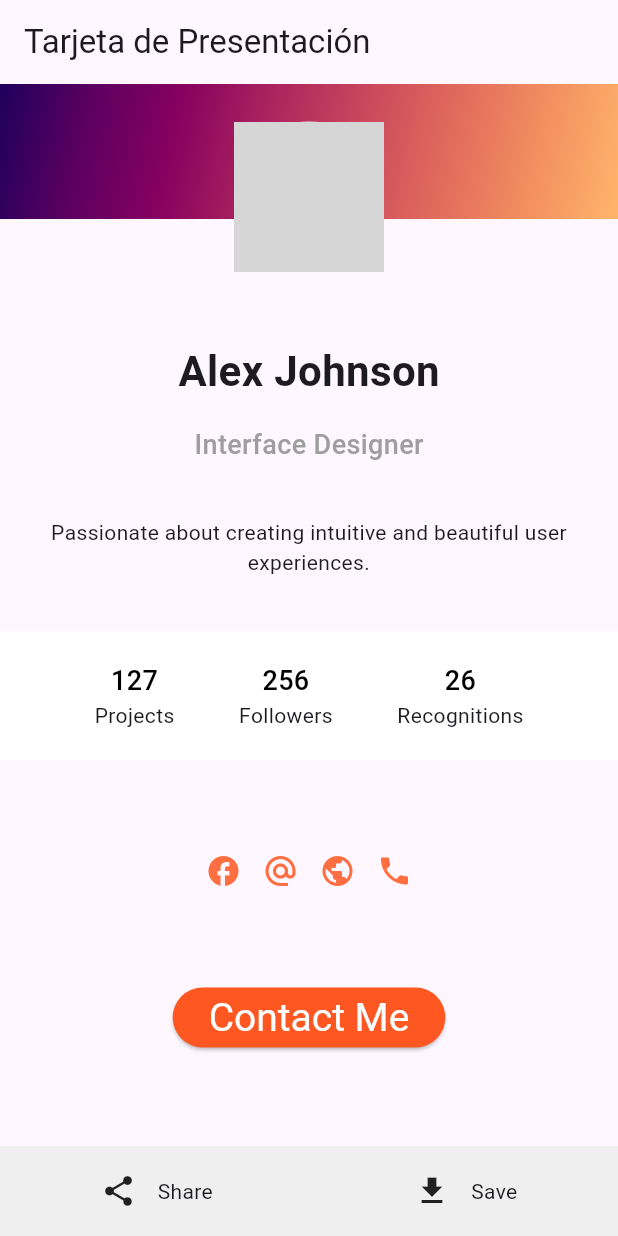
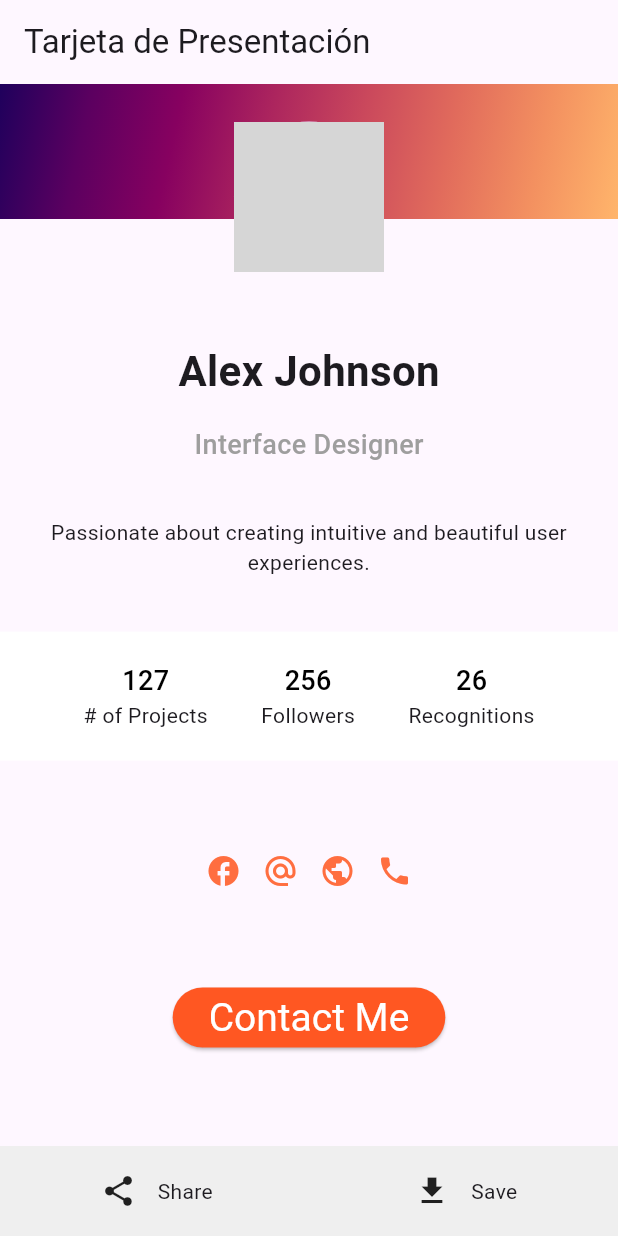
Before and after one commit to kristhianhueso-coder/MyFirstProject, a Flutter app: the screen it shows after launch, on a phone screen of 412 x 824 dp. Run offline on Flutter 3.47's test engine with Material 3 defaults, Android fonts, the light colour scheme and no system bars; grey boxes are pictures that could not be loaded.

Commit message:
Updating files

```diff
--- a/lib/main.dart
+++ b/lib/main.dart
@@ -96,7 +96,7 @@ class MyApp extends StatelessWidget {
                           color: Colors.black,
                         ),
                       ),
-                      Text('Projects'),
+                      Text('# of Projects'),
                     ],
                   ),
                   Column(
--- a/pubspec.yaml
+++ b/pubspec.yaml
@@ -59,7 +59,7 @@ flutter:
 
   # To add assets to your application, add an assets section, like this:
   assets:
-    - assets/images/
+     - assets/images/
   #   - images/a_dot_ham.jpeg
 
   # An image asset can refer to one or more resolution-specific "variants", see
```
